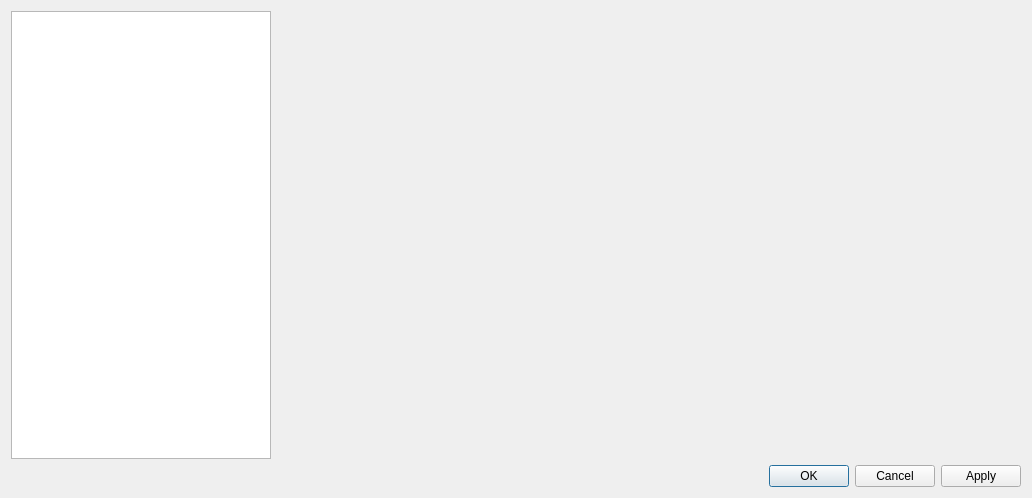
Above: src/gui/dialogs/formsettings.ui from martinrotter/textosaurus before the change. Below: the same form after it.
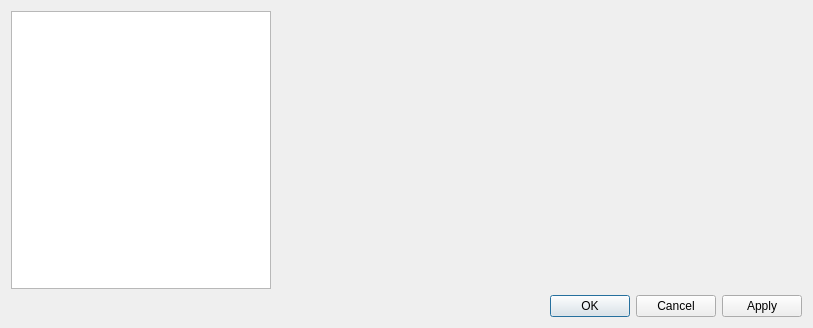
That is the form after the change.

```diff
--- a/src/gui/dialogs/formsettings.ui
+++ b/src/gui/dialogs/formsettings.ui
@@ -6,8 +6,8 @@
    <rect>
     <x>0</x>
     <y>0</y>
-    <width>1032</width>
-    <height>498</height>
+    <width>813</width>
+    <height>328</height>
    </rect>
   </property>
   <property name="windowTitle">
```
